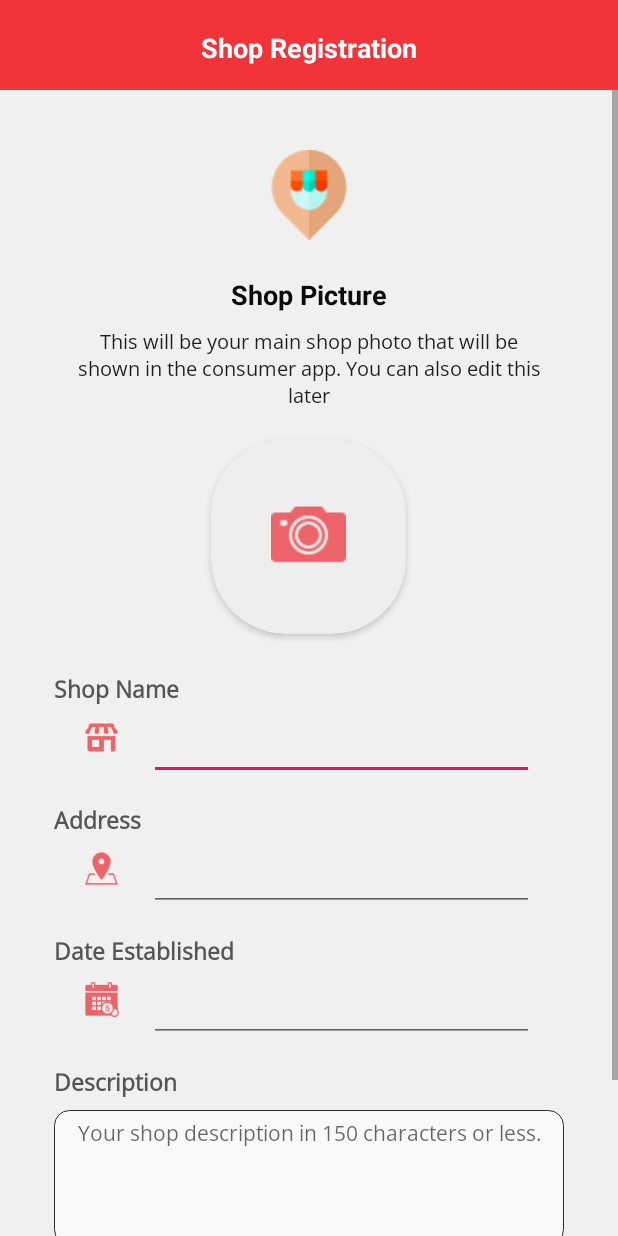
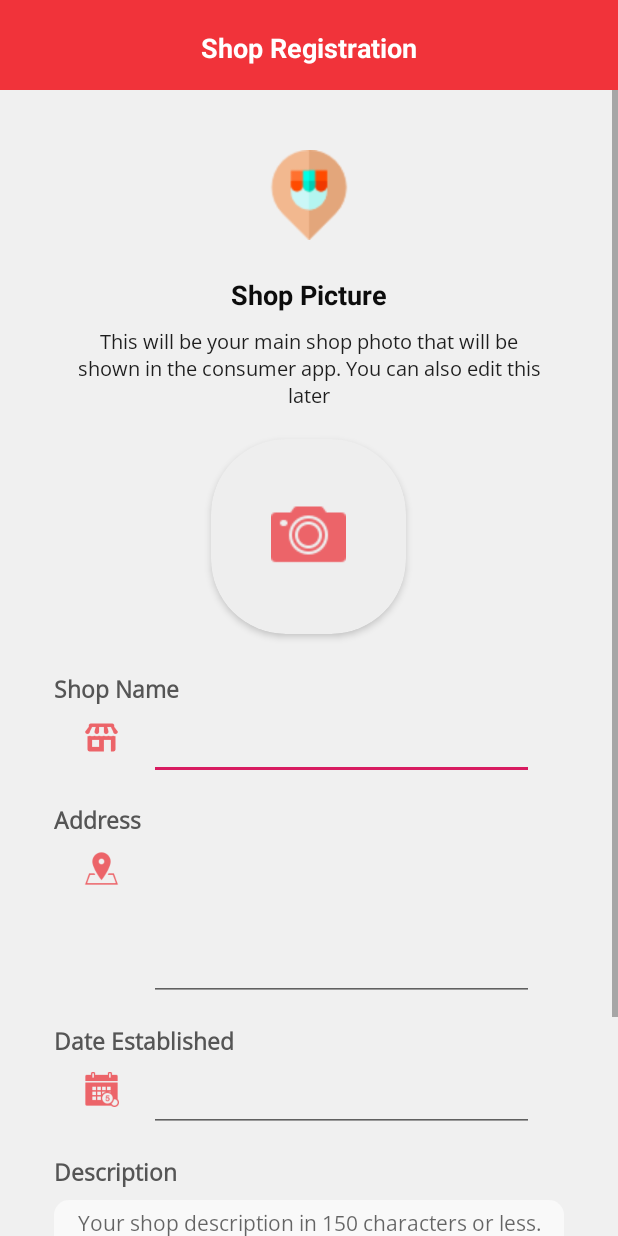
Before and after one commit to ElevinTech/MotorBroShop, an Android app: the RegisterShop screen opened directly, with no data from a screen before it, on a phone screen of 412 x 824 dp. Run offline under Robolectric (Android 15) with nearby library versions, the phone set to English and light mode, and no system bars; our stand-ins replace Firebase (no records; nobody signed in at launch, a user with empty details on screens opened directly); libraries missing offline, so code that uses them is left out: com.github.florent37.runtimepermission; pictures from the network do not load.

Commit message:
- edited shop address edittext to bigger and new choose user icons

```diff
--- a/app/src/main/res/drawable/circle_gradient_oval.xml
+++ b/app/src/main/res/drawable/circle_gradient_oval.xml
@@ -4,8 +4,8 @@
         <shape>
             <gradient
                 android:angle="90"
-                android:startColor="#F6575D"
-                android:endColor="#1E0708"
+                android:startColor="#DDA9AB"
+                android:endColor="#F6575D"
                 android:type="linear" />
         </shape>
     </item>
--- a/app/src/main/res/drawable/paragraph_white_background.xml
+++ b/app/src/main/res/drawable/paragraph_white_background.xml
@@ -2,7 +2,6 @@
 <shape xmlns:android="http://schemas.android.com/apk/res/android">
     <solid android:color="#F9F9F9" />
 
-    <stroke android:color="#2E2E2E" android:width="0.1dp" />
 
     <corners android:radius="10dp"></corners>
 </shape>
--- a/app/src/main/res/layout/activity_register_shop.xml
+++ b/app/src/main/res/layout/activity_register_shop.xml
@@ -160,8 +160,11 @@
                     android:layout_marginLeft="20dp"
                     android:layout_marginRight="20dp"
                     android:layout_weight="1"
-                    android:text=""
+                    android:textSize="15sp"
+                    android:fontFamily="@font/open_sans"
+                    android:maxLength="70"
                     android:inputType="text"
+
                     />
 
             </LinearLayout>
@@ -180,10 +183,8 @@
             <LinearLayout
                 android:layout_width="match_parent"
                 android:layout_height="wrap_content"
-
                 android:layout_marginTop="10dp"
                 android:orientation="horizontal"
-
                 >
 
                 <ImageView
@@ -199,13 +200,22 @@
                 <EditText
                     android:id="@+id/shopAddressEditText"
                     android:layout_width="0dp"
-                    android:layout_height="40dp"
+                    android:layout_height="100dp"
+                    android:autoSizeMinTextSize="12sp"
+                    android:maxLines="4"
                     android:layout_marginLeft="20dp"
                     android:layout_marginRight="20dp"
                     android:layout_weight="1"
                     android:focusable="false"
-                    android:inputType="text"
-                    android:text="" />
+                    android:inputType="textMultiLine"
+                    android:lines="8"
+                    android:minLines="6"
+
+                    android:gravity="top|left"
+                    android:textSize="15sp"
+                    android:fontFamily="@font/open_sans"
+                    android:maxLength="90"
+                    />
 
             </LinearLayout>
 
@@ -247,8 +257,10 @@
                     android:layout_marginRight="20dp"
                     android:layout_weight="1"
                     android:text=""
-                    android:inputType="text"
+                    android:inputType="number"
                     android:focusable="false"
+                    android:fontFamily="@font/open_sans"
+                    android:maxLength="70"
                     />
 
             </LinearLayout>
```
Also changed, not shown: app/src/main/res/layout/activity_select_user_type.xml (+8 -10 lines), app/src/main/res/drawable-xhdpi/employee_select_user_icon.png (added), app/src/main/res/drawable-xhdpi/owner_select_user_icon.png (added).
